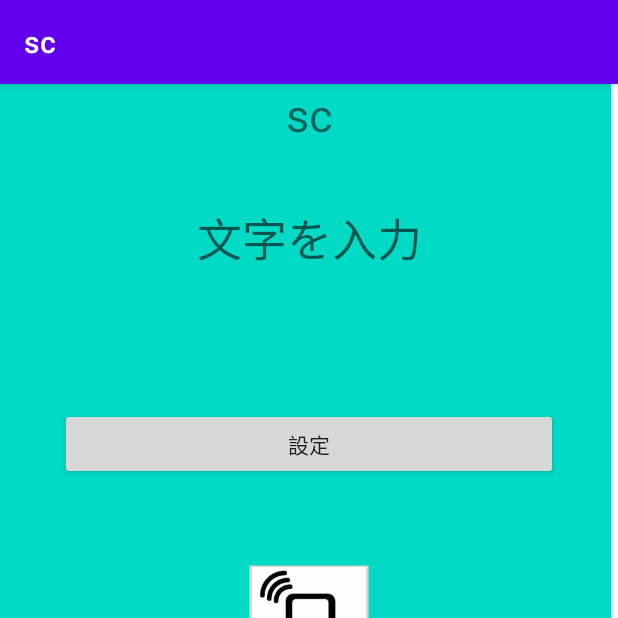
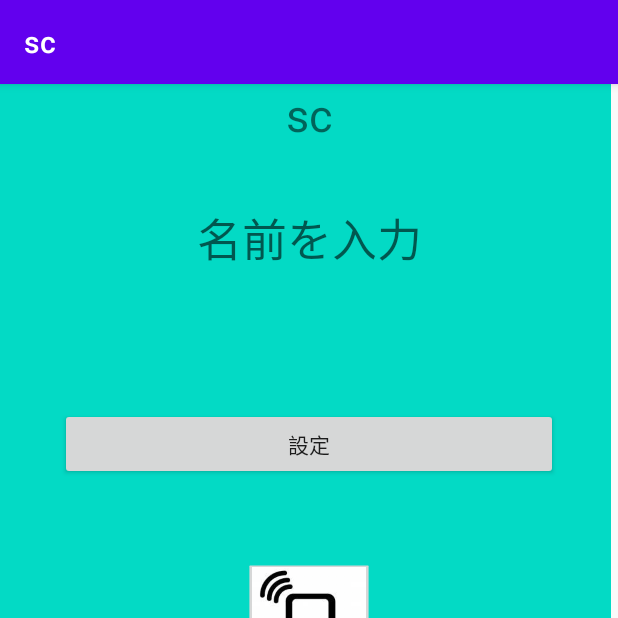
Before and after one commit to AoN-11/sc, an Android app: the screen it shows after launch (MainActivity), on a phone screen of 412 x 824 dp, the top half of it. Run offline under Robolectric (Android 15) with nearby library versions, the phone set to English and light mode, and no system bars.

Commit message:
名前の表示変更

```diff
--- a/app/src/main/res/layout/activity_main.xml
+++ b/app/src/main/res/layout/activity_main.xml
@@ -60,11 +60,11 @@
         android:id="@+id/edit_text"
         android:layout_width="wrap_content"
         android:layout_height="wrap_content"
+        android:layout_centerVertical="true"
         android:autofillHints="文字を入力"
-        android:hint="文字を入力"
+        android:hint="名前を入力"
         android:inputType="text"
         android:textSize="30sp"
-        android:layout_centerVertical="true"
         app:layout_constraintBottom_toBottomOf="parent"
         app:layout_constraintLeft_toLeftOf="parent"
         app:layout_constraintRight_toRightOf="parent"
```
Also changed, not shown: app/src/main/res/layout/phone.xml (+4 -3 lines).
